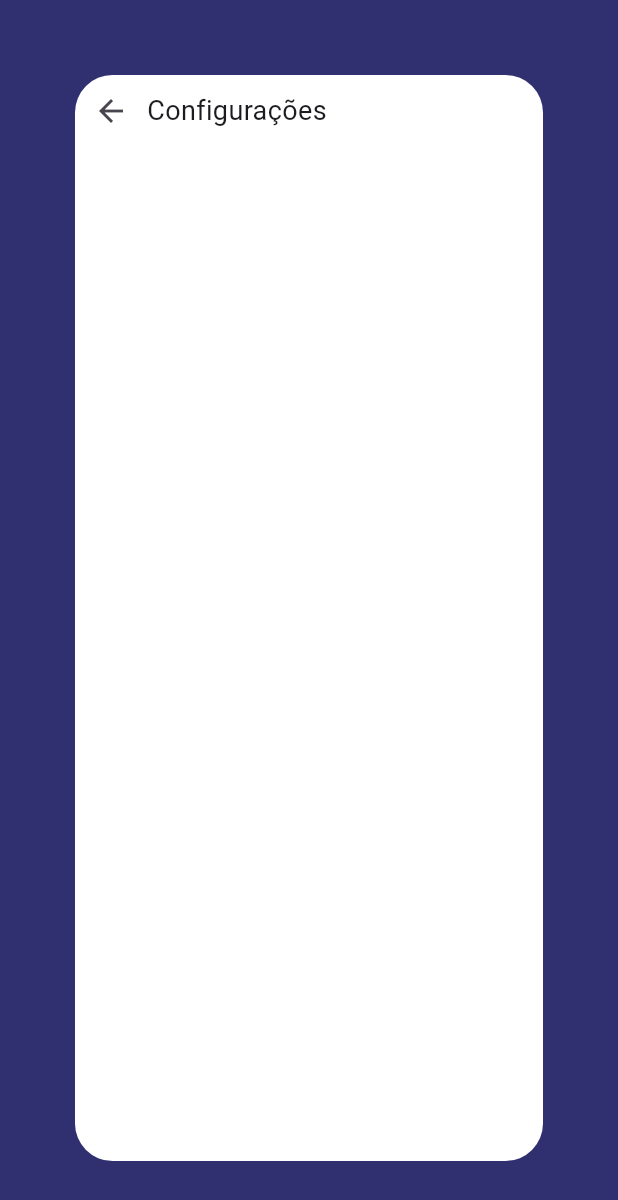
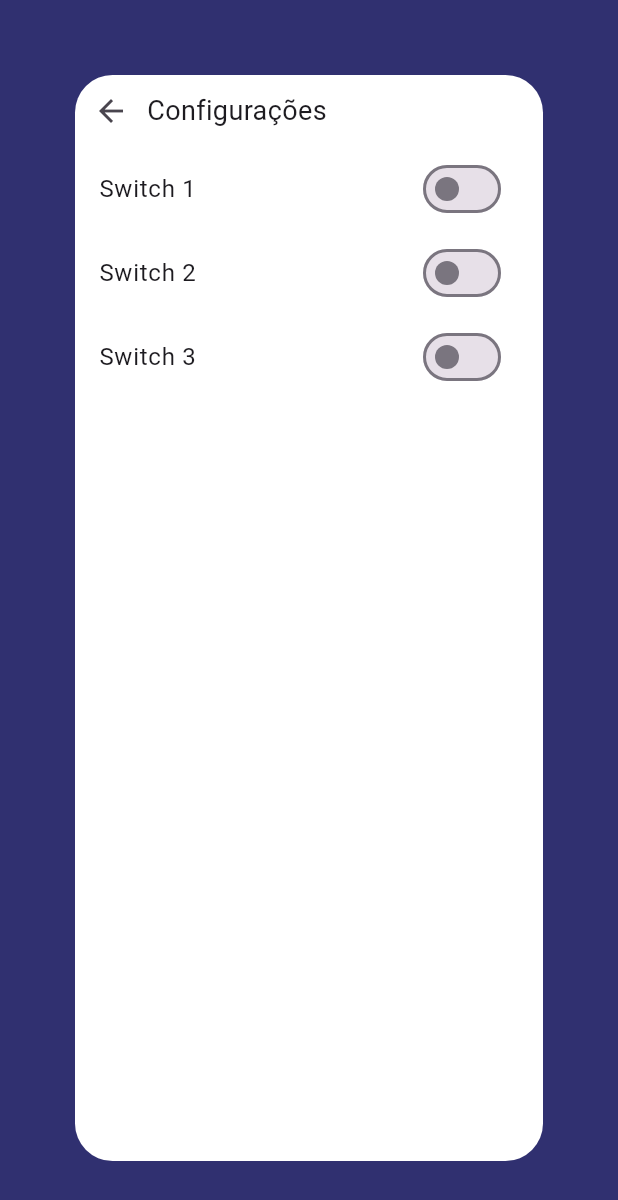
Before and after one commit to concernedjal37/projeto-millie-app, a Flutter app: the screen it shows after launch, after a tap on "Configurações", on a phone screen of 412 x 824 dp. Shown: the top 1200 px of the screen. Run offline on Flutter 3.47's test engine with Material 3 defaults, Android fonts, the phone set to English and light mode, and no system bars.

Commit message:
Teste dos switchs

```diff
--- a/milliefront/lib/views/pages/configuracoes.dart
+++ b/milliefront/lib/views/pages/configuracoes.dart
@@ -1,14 +1,18 @@
 import 'package:flutter/material.dart';
 import 'package:milliefront/views/pages/home_page.dart';
 
-class Configuracoes extends StatefulWidget{
+class Configuracoes extends StatefulWidget {
   const Configuracoes({super.key});
   @override
   _ConfiguracoesState createState() => _ConfiguracoesState();
 }
+
 class _ConfiguracoesState extends State<StatefulWidget> {
+  bool switch1 = false;
+  bool switch2 = false;
+  bool switch3 = false;
   @override
-  Widget build(BuildContext context){
+  Widget build(BuildContext context) {
     return Scaffold(
       body: Center(
         child: Container(
@@ -26,15 +30,46 @@
               children: [
                 Row(
                   children: [
-                    BackButton(onPressed: () {
-                        Navigator.push(context, MaterialPageRoute(builder: (context) => HomePage()));
+                    BackButton(
+                      onPressed: () {
+                        Navigator.push(
+                          context,
+                          MaterialPageRoute(builder: (context) => HomePage()),
+                        );
                       },
                     ),
-                    Text('Configurações',
-                    style: TextStyle(
-                      fontSize: 18,
+                    Text('Configurações', style: TextStyle(fontSize: 18)),
+                  ],
+                ),
+                Column(
+                  children: [
+                    SwitchListTile.adaptive(
+                      title: Text('Switch 1'),
+                      value: switch1,
+                      onChanged: (bool value) {
+                        setState(() {
+                          switch1 = value;
+                        });
+                      },
                     ),
-                    )
+                    SwitchListTile.adaptive(
+                      title: Text('Switch 2'),
+                      value: switch2,
+                      onChanged: (bool value) {
+                        setState(() {
+                          switch2 = value;
+                        });
+                      },
+                    ),
+                    SwitchListTile.adaptive(
+                      title: Text('Switch 3'),
+                      value: switch3,
+                      onChanged: (bool value) {
+                        setState(() {
+                          switch3 = value;
+                        });
+                      },
+                    ),
                   ],
                 ),
               ],
```
Also changed, not shown: milliefront/lib/views/pages/historico_de_promocoes.dart (+43 -6 lines), milliefront/lib/views/pages/notificacoes.dart (+43 -8 lines), milliefront/lib/views/pages/perfil_config.dart (+43 -8 lines).
